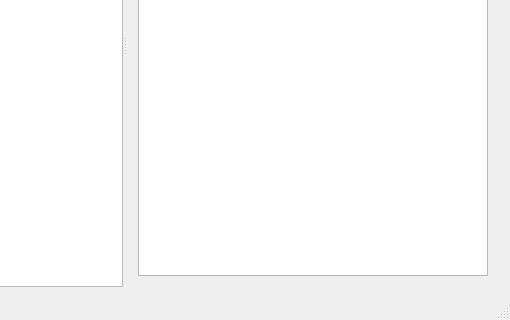
Before: the Qt Designer form mainwindow.ui in afigegoznaet/ImgViewManager, drawn with Qt 5; both pictures show x 230 to 740 and y 244 to 564 of the 740 by 564 pixel window.
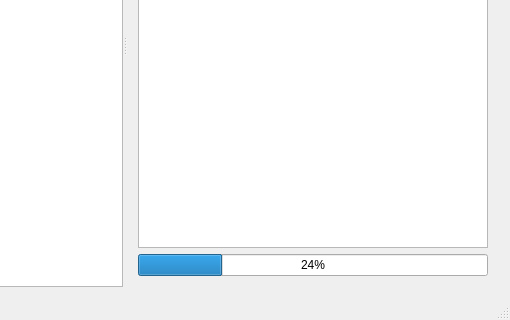
After: the same form once the commit is applied. Custom widgets are drawn as their Qt base class.

Commit message: More meaningful progress bar

```diff
--- a/mainwindow.ui
+++ b/mainwindow.ui
@@ -29,7 +29,7 @@
        </property>
       </widget>
       <widget class="QWidget" name="layoutWidget">
-       <layout class="QVBoxLayout" name="verticalLayout" stretch="0,0">
+       <layout class="QVBoxLayout" name="verticalLayout" stretch="0,0,0">
         <item>
          <layout class="QHBoxLayout" name="horizontalLayout">
           <item>
@@ -64,6 +64,13 @@
           </property>
          </widget>
         </item>
+        <item>
+         <widget class="QProgressBar" name="progressBar">
+          <property name="value">
+           <number>24</number>
+          </property>
+         </widget>
+        </item>
        </layout>
       </widget>
      </widget>
```
Left out of the diff: 2 changed lines with no effect on the pictures. The commit also changes 3 other files.
